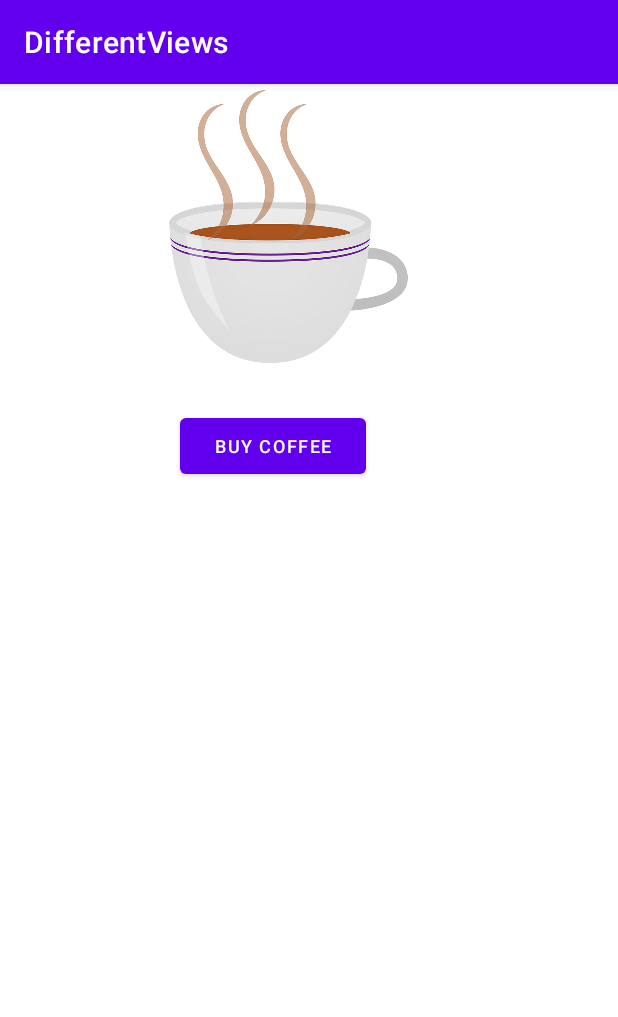
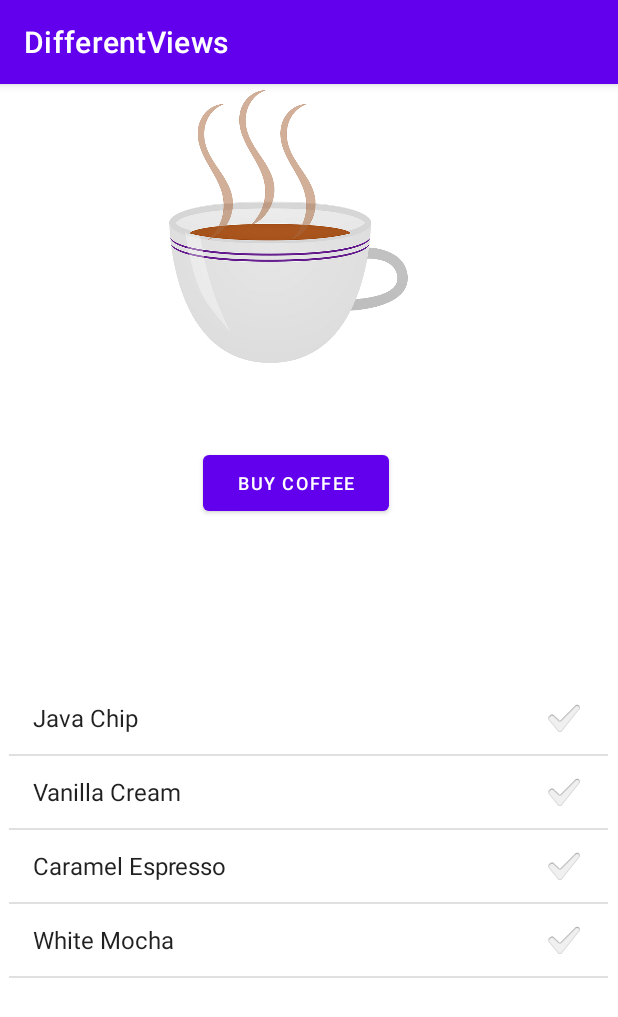
Before and after one commit to MihSawant/DifferentViews, an Android app: the screen it shows after launch (MainActivity), on a phone screen of 412 x 824 dp. Shown: the top 1017 px of the screen. Run offline under Robolectric (Android 15) with nearby library versions, the phone set to English and light mode, and no system bars.

Commit message:
created list views for coffees

```diff
--- a/app/src/main/java/sawant/mihir/differentviews/MainActivity.java
+++ b/app/src/main/java/sawant/mihir/differentviews/MainActivity.java
@@ -1,17 +1,31 @@
 package sawant.mihir.differentviews;
 
+import androidx.annotation.ColorInt;
 import androidx.appcompat.app.AppCompatActivity;
 
 import android.content.Intent;
+import android.graphics.Color;
+import android.graphics.drawable.Drawable;
 import android.os.Bundle;
 import android.os.Parcelable;
+import android.view.View;
+import android.widget.Adapter;
+import android.widget.AdapterView;
+import android.widget.ArrayAdapter;
 import android.widget.Button;
 import android.widget.ImageView;
+import android.widget.ListView;
+import android.widget.Toast;
+
+import java.util.ArrayList;
+import java.util.List;
 
 public class MainActivity extends AppCompatActivity {
 
     ImageView image;
     Button buyButton;
+
+    ListView coffees;
     @Override
     protected void onCreate(Bundle savedInstanceState) {
         super.onCreate(savedInstanceState);
@@ -19,10 +33,35 @@ public class MainActivity extends AppCompatActivity {
         image = (ImageView) findViewById(R.id.logo);
         buyButton = (Button) findViewById(R.id.buyBtn);
 
+        coffees = (ListView) findViewById(R.id.coffees);
+
+        ArrayList<String> orders = new ArrayList<>();
+
+        ArrayAdapter<String> coffeeMenu = new ArrayAdapter<>(this,
+                android.R.layout.simple_list_item_checked,
+                new String[]{"Java Chip", "Vanilla Cream", "Caramel Espresso", "White Mocha"});
+
+        coffees.setAdapter(coffeeMenu);
+
+
+        coffees.setOnItemClickListener(( adapterView,  view,  i,  l) -> {
+
+            Adapter myAdapter = adapterView.getAdapter();
+                myAdapter.getView(i, view, adapterView)
+                        .setBackgroundColor(Color.LTGRAY);
+
+            orders.add((String) myAdapter.getItem(i));
+
+            }
+        );
+
+
         buyButton.setOnClickListener(view -> {
             Intent myIntent = new Intent(view.getContext(), CoffeeList.class);
-
             myIntent.putExtra("logo", R.mipmap.coffee_cup);
+            Bundle bundle = new Bundle();
+            bundle.putStringArrayList("orders", orders);
+            myIntent.putExtras(bundle);
             if(myIntent.resolveActivity(getPackageManager()) != null){
                 startActivity(myIntent);
             }
--- a/app/src/main/res/layout/activity_main.xml
+++ b/app/src/main/res/layout/activity_main.xml
@@ -26,9 +26,21 @@
         android:textSize="12sp"
         app:layout_constraintBottom_toBottomOf="parent"
         app:layout_constraintEnd_toEndOf="parent"
-        app:layout_constraintHorizontal_bias="0.416"
+        app:layout_constraintHorizontal_bias="0.469"
         app:layout_constraintStart_toStartOf="parent"
         app:layout_constraintTop_toBottomOf="@+id/logo"
-        app:layout_constraintVertical_bias="0.057" />
+        app:layout_constraintVertical_bias="0.104" />
+
+    <ListView
+        android:id="@+id/coffees"
+        android:layout_width="399dp"
+        android:layout_height="549dp"
+
+
+        android:layout_marginTop="108dp"
+        app:layout_constraintEnd_toEndOf="parent"
+        app:layout_constraintHorizontal_bias="0.467"
+        app:layout_constraintStart_toStartOf="parent"
+        app:layout_constraintTop_toBottomOf="@+id/buyBtn" />
 
 </androidx.constraintlayout.widget.ConstraintLayout>
```
